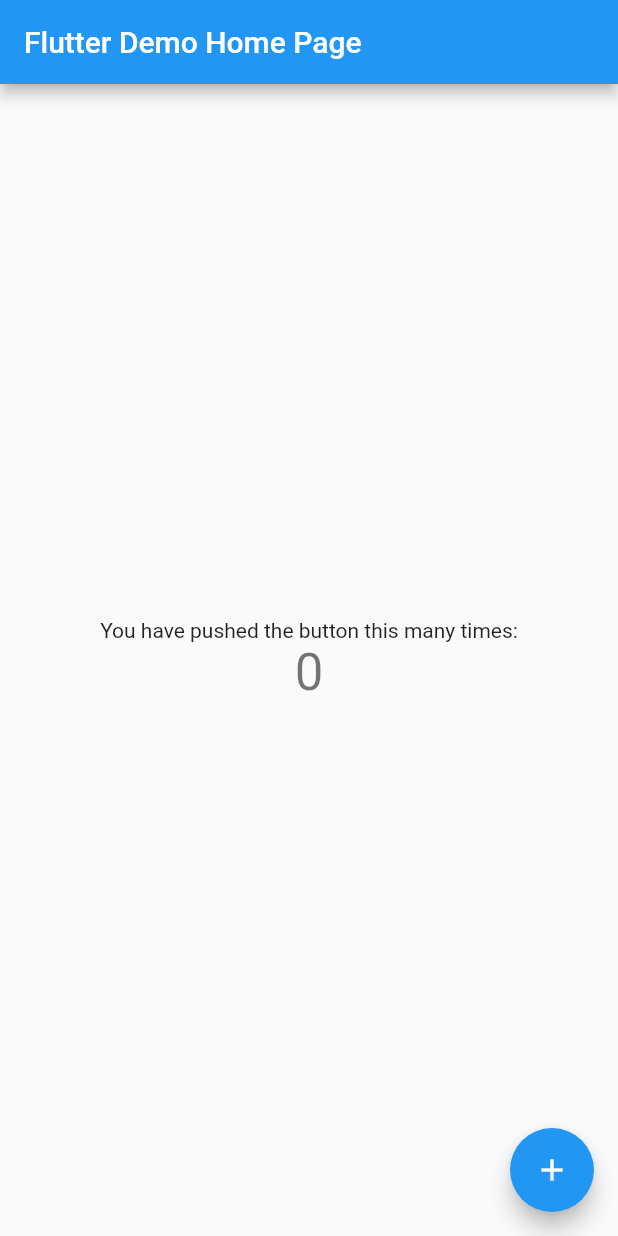
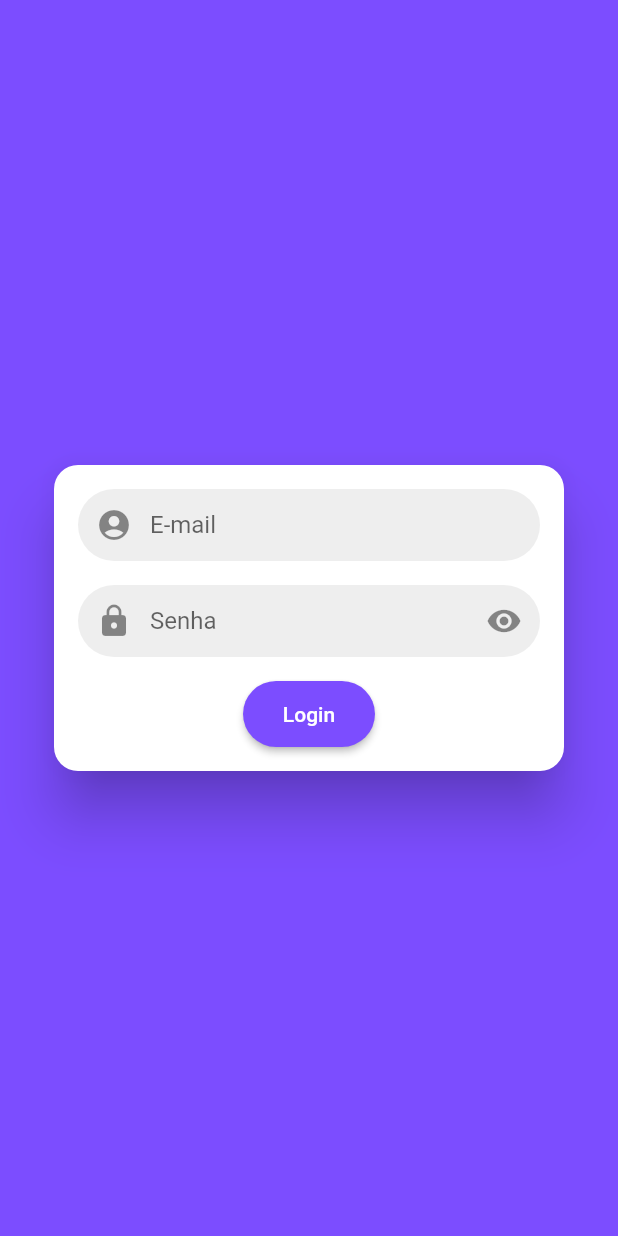
Before and after one commit to luanslf/indroducao_mobx, a Flutter app: the screen it shows after launch, on a phone screen of 412 x 824 dp. Run offline on Flutter 3.47's test engine with Material 2 defaults, Android fonts, the phone set to English and light mode, and no system bars; our stand-ins replace mobx; generated files the repository leaves out were written again.

```diff
--- a/lib/main.dart
+++ b/lib/main.dart
@@ -1,6 +1,5 @@
 import 'package:flutter/material.dart';
-import 'package:flutter_mobx/flutter_mobx.dart';
-import 'package:introducao_mobx/counter.dart';
+import 'package:introducao_mobx/screens/login_screen.dart';
 
 void main() => runApp(MyApp());
 
@@ -8,64 +7,15 @@ class MyApp extends StatelessWidget {
   @override
   Widget build(BuildContext context) {
     return MaterialApp(
-      title: 'Flutter Demo',
+      title: 'MobX Tutorial',
+      debugShowCheckedModeBanner: false,
       theme: ThemeData(
-        primarySwatch: Colors.blue,
+        primaryColor: Colors.deepPurpleAccent,
+        cursorColor: Colors.deepPurpleAccent,
+        scaffoldBackgroundColor: Colors.deepPurpleAccent,
       ),
-      home: MyHomePage(title: 'Flutter Demo Home Page'),
+      home: LoginScreen(),
+      //home: MyHomePage(title: 'Flutter Demo Home Page',),
     );
   }
 }
-
-class MyHomePage extends StatefulWidget {
-  MyHomePage({Key key, this.title}) : super(key: key);
-
-  final String title;
-
-  @override
-  _MyHomePageState createState() => _MyHomePageState();
-}
-
-class _MyHomePageState extends State<MyHomePage> {
-  int _counter = 0;
-
-  Counter counter = Counter();
-
-  void _incrementCounter() {
-    setState(() {
-      _counter++;
-    });
-  }
-
-  @override
-  Widget build(BuildContext context) {
-    return Scaffold(
-      appBar: AppBar(
-        title: Text(widget.title),
-      ),
-      body: Center(
-        child: Column(
-          mainAxisAlignment: MainAxisAlignment.center,
-          children: <Widget>[
-            Text(
-              'You have pushed the button this many times:',
-            ),
-            Observer(
-              builder: (_) {
-                return Text(
-                  '${counter.count}',
-                  style: Theme.of(context).textTheme.display1,
-                );
-              },
-            ),
-          ],
-        ),
-      ),
-      floatingActionButton: FloatingActionButton(
-        onPressed: counter.increment,
-        tooltip: 'Increment',
-        child: Icon(Icons.add),
-      ), // This trailing comma makes auto-formatting nicer for build methods.
-    );
-  }
-}
--- /dev/null
+++ b/lib/screens/login_screen.dart
@@ -0,0 +1,86 @@
+import 'package:flutter/material.dart';
+import 'package:introducao_mobx/stores/login_store.dart';
+import 'package:introducao_mobx/widgets/custom_icon_button.dart';
+import 'package:introducao_mobx/widgets/custom_text_field.dart';
+
+import 'list_screen.dart';
+
+class LoginScreen extends StatefulWidget {
+  @override
+  _LoginScreenState createState() => _LoginScreenState();
+}
+
+class _LoginScreenState extends State<LoginScreen> {
+
+  LoginStore loginStore = LoginStore();
+
+  @override
+  Widget build(BuildContext context) {
+    return SafeArea(
+      child: Scaffold(
+        body: Container(
+          alignment: Alignment.center,
+          margin: const EdgeInsets.all(32),
+          child: Card(
+              shape: RoundedRectangleBorder(
+                borderRadius: BorderRadius.circular(16),
+              ),
+              elevation: 16,
+              child: Padding(
+                padding: const EdgeInsets.all(16),
+                child: Column(
+                  mainAxisSize: MainAxisSize.min,
+                  children: <Widget>[
+                    CustomTextField(
+                      hint: 'E-mail',
+                      prefix: Icon(Icons.account_circle),
+                      textInputType: TextInputType.emailAddress,
+                      onChanged: loginStore.setEmail,
+                      enabled: true,
+                    ),
+                    const SizedBox(
+                      height: 16,
+                    ),
+                    CustomTextField(
+                      hint: 'Senha',
+                      prefix: Icon(Icons.lock),
+                      obscure: true,
+                      onChanged: loginStore.setPassword,
+                      enabled: true,
+                      suffix: CustomIconButton(
+                        radius: 32,
+                        iconData: Icons.visibility,
+                        onTap: () {},
+                      ),
+                    ),
+                    const SizedBox(
+                      height: 16,
+                    ),
+                    SizedBox(
+                      height: 44,
+                      child: RaisedButton(
+                        shape: RoundedRectangleBorder(
+                          borderRadius: BorderRadius.circular(32),
+                        ),
+                        child: Text('Login'),
+                        color: Theme.of(context).primaryColor,
+                        disabledColor:
+                            Theme.of(context).primaryColor.withAlpha(100),
+                        textColor: Colors.white,
+                        onPressed: () {
+                          Navigator.of(context).pushReplacement(
+                            MaterialPageRoute(
+                              builder: (context) => ListScreen(),
+                            ),
+                          );
+                        },
+                      ),
+                    )
+                  ],
+                ),
+              )),
+        ),
+      ),
+    );
+  }
+}
--- /dev/null
+++ b/lib/widgets/custom_icon_button.dart
@@ -0,0 +1,24 @@
+import 'package:flutter/material.dart';
+
+class CustomIconButton extends StatelessWidget {
+
+  CustomIconButton({this.radius, this.iconData, this.onTap});
+
+  final double radius;
+  final IconData iconData;
+  final VoidCallback onTap;
+
+  @override
+  Widget build(BuildContext context) {
+    return ClipRRect(
+      borderRadius: BorderRadius.circular(radius),
+      child : Material(
+        color: Colors.transparent,
+        child : InkWell(
+          child : Icon(iconData),
+          onTap: onTap,
+        ),
+      ),
+    );
+  }
+}
--- /dev/null
+++ b/lib/widgets/custom_text_field.dart
@@ -0,0 +1,43 @@
+import 'package:flutter/material.dart';
+
+class CustomTextField extends StatelessWidget {
+
+  CustomTextField({this.hint, this.prefix, this.suffix, this.obscure = false,
+    this.textInputType, this.onChanged, this.enabled, this.controller
+  });
+
+  final TextEditingController controller;
+  final String hint;
+  final Widget prefix;
+  final Widget suffix;
+  final bool obscure;
+  final TextInputType textInputType;
+  final Function(String) onChanged;
+  final bool enabled;
+
+  @override
+  Widget build(BuildContext context) {
+    return Container(
+      decoration: BoxDecoration(
+        shape: BoxShape.rectangle,
+        color: Colors.grey[200],
+        borderRadius: BorderRadius.circular(32),
+      ),
+      padding: prefix != null ? null : const EdgeInsets.only(left: 16),
+      child: TextField(
+        controller: controller,
+        obscureText: obscure,
+        keyboardType: textInputType,
+        onChanged: onChanged,
+        enabled: enabled,
+        decoration: InputDecoration(
+          hintText: hint,
+          border: InputBorder.none,
+          prefixIcon: prefix,
+          suffixIcon: suffix,
+        ),
+        textAlignVertical: TextAlignVertical.center,
+      ),
+    );
+  }
+}
--- a/pubspec.yaml
+++ b/pubspec.yaml
@@ -29,6 +29,8 @@ dependencies:
 dev_dependencies:
   flutter_test:
     sdk: flutter
+  mobx_codegen: ^1.1.0
+  build_runner: ^1.10.0
 
 
 # For information on the generic Dart part of this file, see the
```
Also changed, not shown: lib/counter.dart (+16 -2 lines), lib/screens/list_screen.dart (added, +126 -0 lines), lib/stores/login_store.dart (added, +31 -0 lines), lib/counter.g.dart (added), lib/stores/login_store.g.dart (added), pubspec.lock.
